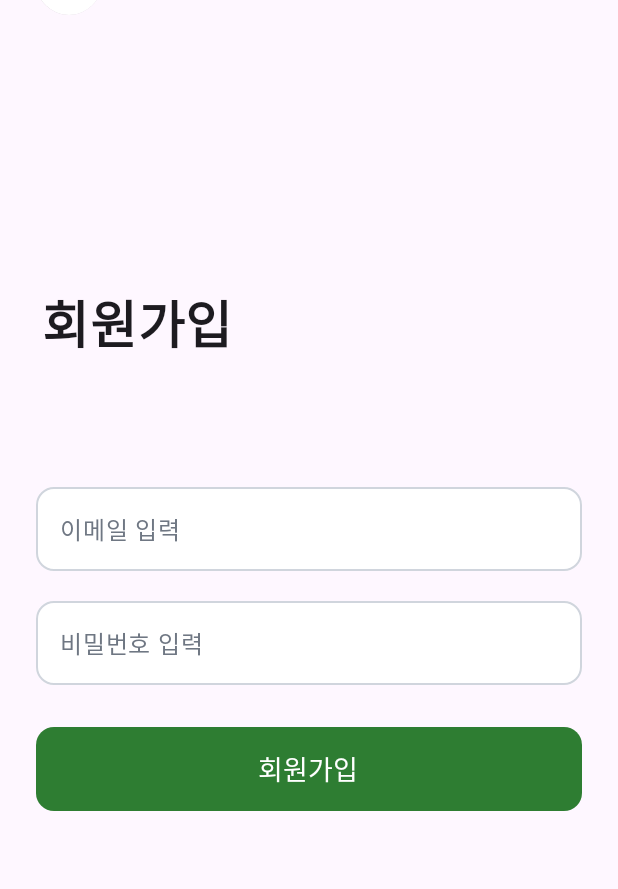
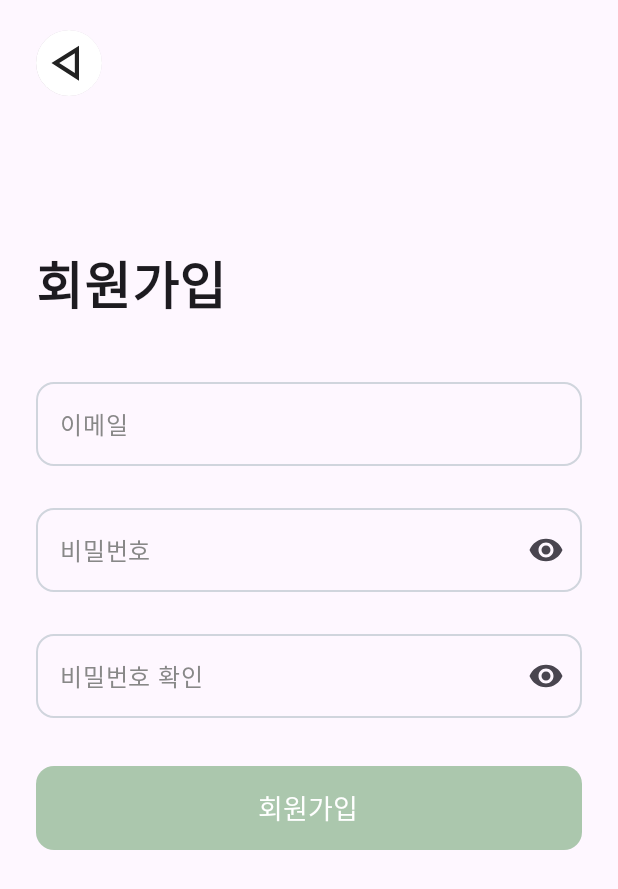
Before and after one commit to leedain0228/Health-Care-Dispenser, an Android app built with Jetpack Compose: the screen it shows after launch (MainActivity), after a tap on "회원가입", on a phone screen of 412 x 824 dp. Shown: the top 889 px of the screen. Run offline under Robolectric (Android 15) with nearby library versions, the phone set to English and light mode, and no system bars.

```diff
--- /dev/null
+++ b/app/src/main/java/com/example/healthcaredispenser/data/api/AuthApi.kt
@@ -0,0 +1,18 @@
+package com.example.healthcaredispenser.data.api
+
+import com.example.healthcaredispenser.data.model.auth.AuthResponse
+import com.example.healthcaredispenser.data.model.auth.LoginRequest
+import com.example.healthcaredispenser.data.model.auth.SignUpRequest
+import retrofit2.http.Body
+import retrofit2.http.POST
+
+interface AuthApi {
+    @POST("api/accounts/signup")
+    suspend fun signUp(@Body body: SignUpRequest): AuthResponse
+
+    @POST("api/accounts/login")
+    suspend fun login(@Body body: LoginRequest): AuthResponse
+}
+
+fun provideAuthApi(): AuthApi =
+    RetrofitClient.retrofit.create(AuthApi::class.java)
--- a/app/src/main/java/com/example/healthcaredispenser/data/api/RetrofitClient.kt
+++ b/app/src/main/java/com/example/healthcaredispenser/data/api/RetrofitClient.kt
@@ -1,4 +1,29 @@
 package com.example.healthcaredispenser.data.api
 
+import okhttp3.OkHttpClient
+import okhttp3.logging.HttpLoggingInterceptor
+import retrofit2.Retrofit
+import retrofit2.converter.gson.GsonConverterFactory
+import java.util.concurrent.TimeUnit
+
 object RetrofitClient {
+    private const val BASE_URL = "http://54.180.94.196/" // 끝에 / 필수
+
+    private val logging = HttpLoggingInterceptor().apply {
+        level = HttpLoggingInterceptor.Level.BODY
+    }
+
+    private val client = OkHttpClient.Builder()
+        .addInterceptor(logging)
+        .connectTimeout(15, TimeUnit.SECONDS)
+        .readTimeout(20, TimeUnit.SECONDS)
+        .build()
+
+    val retrofit: Retrofit by lazy {
+        Retrofit.Builder()
+            .baseUrl(BASE_URL)
+            .client(client)
+            .addConverterFactory(GsonConverterFactory.create())
+            .build()
+    }
 }
--- /dev/null
+++ b/app/src/main/java/com/example/healthcaredispenser/data/local/TokenDataStore.kt
@@ -0,0 +1,26 @@
+package com.example.healthcaredispenser.data.local
+
+import android.content.Context
+import androidx.datastore.preferences.core.edit
+import androidx.datastore.preferences.core.stringPreferencesKey
+import androidx.datastore.preferences.preferencesDataStore
+import kotlinx.coroutines.flow.Flow
+import kotlinx.coroutines.flow.map
+
+private val Context.dataStore by preferencesDataStore("auth_prefs")
+
+class TokenDataStore(private val context: Context) {
+    companion object {
+        private val KEY_ACCESS = stringPreferencesKey("access_token")
+    }
+
+    val accessToken: Flow<String?> = context.dataStore.data.map { it[KEY_ACCESS] }
+
+    suspend fun save(access: String) {
+        context.dataStore.edit { it[KEY_ACCESS] = access }
+    }
+
+    suspend fun clear() {
+        context.dataStore.edit { it.clear() }
+    }
+}
--- /dev/null
+++ b/app/src/main/java/com/example/healthcaredispenser/data/repository/AuthRepository.kt
@@ -0,0 +1,11 @@
+package com.example.healthcaredispenser.data.repository
+
+import com.example.healthcaredispenser.data.api.AuthApi
+import com.example.healthcaredispenser.data.model.auth.AuthResponse
+import com.example.healthcaredispenser.data.model.auth.LoginRequest
+import com.example.healthcaredispenser.data.model.auth.SignUpRequest
+
+class AuthRepository(private val api: AuthApi) {
+    suspend fun signUp(req: SignUpRequest): AuthResponse = api.signUp(req)
+    suspend fun login(req: LoginRequest): AuthResponse = api.login(req)
+}
--- a/app/src/main/java/com/example/healthcaredispenser/navigation/NavGraph.kt
+++ b/app/src/main/java/com/example/healthcaredispenser/navigation/NavGraph.kt
@@ -1,10 +1,14 @@
 package com.example.healthcaredispenser.navigation
 
 import androidx.compose.runtime.Composable
+import androidx.compose.runtime.LaunchedEffect
+import androidx.compose.runtime.collectAsState
+import androidx.lifecycle.viewmodel.compose.viewModel
 import androidx.navigation.NavHostController
 import androidx.navigation.compose.NavHost
 import androidx.navigation.compose.composable
 import androidx.navigation.compose.rememberNavController
+import com.example.healthcaredispenser.ui.auth.AuthViewModel
 import com.example.healthcaredispenser.ui.screens.*
 
 object Routes {
@@ -13,38 +17,62 @@ object Routes {
     const val PROFILE = "profile"
     const val PROFILE_ADD = "profile_add"
     const val HABITS  = "habits"
-
 }
 
 @Composable
 fun AppNavGraph(
     navController: NavHostController = rememberNavController()
 ) {
-    // 오늘 개발용: 프로필부터 시작 (완성 후 WELCOME 으로 변경)
+    // 👉 간단버전: Factory 없이 바로 생성 (AuthViewModel은 AndroidViewModel 상속)
+    val vm: AuthViewModel = viewModel()
+    val ui = vm.state.collectAsState()
+
     NavHost(navController = navController, startDestination = Routes.WELCOME) {
 
         composable(Routes.WELCOME) {
-            // 기존 웰컴 화면. 필요 시 여기서 프로필로 이동 버튼 추가 가능
             WelcomeScreen(
-                onLoginClick = { _, _ -> navController.navigate(Routes.PROFILE) },
+                onLoginClick = { email, pw ->
+                    vm.login(email, pw)
+                },
                 onSignUpClick = { navController.navigate(Routes.SIGNUP) }
             )
+
+            // 로그인 성공 시 PROFILE로 이동
+            LaunchedEffect(ui.value.loggedIn) {
+                if (ui.value.loggedIn) {
+                    navController.navigate(Routes.PROFILE) {
+                        popUpTo(Routes.WELCOME) { inclusive = true }
+                    }
+                }
+            }
+            // ui.value.loading / ui.value.error는 해당 화면에서 표시해도 되고, 여기서 스낵바로 띄워도 OK
         }
 
         composable(Routes.SIGNUP) {
             SignupScreen(
                 onBackClick = { navController.popBackStack() },
-                onSubmitClick = { _, _ ->
-                    navController.popBackStack()
+                onSubmitClick = { email, pw ->
+                    vm.signUp(email, pw)
                 }
             )
+
+            // 회원가입 성공 시 PROFILE로 이동
+            LaunchedEffect(ui.value.loggedIn) {
+                if (ui.value.loggedIn) {
+                    navController.navigate(Routes.PROFILE) {
+                        popUpTo(Routes.WELCOME) { inclusive = true }
+                    }
+                }
+            }
         }
 
         composable(Routes.PROFILE) {
             ProfileScreen(navController = navController)
         }
 
-        composable(Routes.PROFILE_ADD) { ProfileAddScreen(navController) }
+        composable(Routes.PROFILE_ADD) {
+            ProfileAddScreen(navController)
+        }
 
         composable(Routes.HABITS) {
             HabitsScreen(navController = navController)
--- /dev/null
+++ b/app/src/main/java/com/example/healthcaredispenser/ui/auth/AuthViewModel.kt
@@ -0,0 +1,56 @@
+package com.example.healthcaredispenser.ui.auth
+
+import android.app.Application
+import androidx.lifecycle.AndroidViewModel
+import androidx.lifecycle.viewModelScope
+import com.example.healthcaredispenser.data.api.provideAuthApi
+import com.example.healthcaredispenser.data.local.TokenDataStore
+import com.example.healthcaredispenser.data.model.auth.LoginRequest
+import com.example.healthcaredispenser.data.model.auth.SignUpRequest
+import com.example.healthcaredispenser.data.repository.AuthRepository
+import kotlinx.coroutines.flow.MutableStateFlow
+import kotlinx.coroutines.flow.StateFlow
+import kotlinx.coroutines.flow.update
+import kotlinx.coroutines.launch
+
+data class AuthUiState(
+    val loading: Boolean = false,
+    val error: String? = null,
+    val loggedIn: Boolean = false
+)
+
+// AndroidViewModel을 쓰면 context(application) 접근 가능
+class AuthViewModel(app: Application) : AndroidViewModel(app) {
+
+    private val tokenStore = TokenDataStore(app)
+    private val repo = AuthRepository(provideAuthApi())
+
+    private val _state = MutableStateFlow(AuthUiState())
+    val state: StateFlow<AuthUiState> = _state
+
+    fun signUp(email: String, password: String) {
+        viewModelScope.launch {
+            _state.update { it.copy(loading = true, error = null) }
+            try {
+                val res = repo.signUp(SignUpRequest(email, password))
+                tokenStore.save(res.accessToken)
+                _state.update { it.copy(loading = false, loggedIn = true) }
+            } catch (e: Exception) {
+                _state.update { it.copy(loading = false, error = e.message ?: "회원가입 실패") }
+            }
+        }
+    }
+
+    fun login(email: String, password: String) {
+        viewModelScope.launch {
+            _state.update { it.copy(loading = true, error = null) }
+            try {
+                val res = repo.login(LoginRequest(email, password))
+                tokenStore.save(res.accessToken)
+                _state.update { it.copy(loading = false, loggedIn = true) }
+            } catch (e: Exception) {
+                _state.update { it.copy(loading = false, error = e.message ?: "로그인 실패") }
+            }
+        }
+    }
+}
--- a/app/src/main/java/com/example/healthcaredispenser/ui/screens/ProfileAddScreen.kt
+++ b/app/src/main/java/com/example/healthcaredispenser/ui/screens/ProfileAddScreen.kt
@@ -122,7 +122,7 @@ fun ProfileAddScreen(
                         disabledContentColor = Color.White
                     ),
                     shape = RoundedCornerShape(12.dp)
-                ) { Text("다음") }
+                ) { Text("저장") }
             }
         }
     ) { inner ->
--- a/app/src/main/java/com/example/healthcaredispenser/ui/screens/SignupScreen.kt
+++ b/app/src/main/java/com/example/healthcaredispenser/ui/screens/SignupScreen.kt
@@ -2,19 +2,27 @@
 
 package com.example.healthcaredispenser.ui.screens
 
+import android.annotation.SuppressLint
 import androidx.compose.foundation.background
 import androidx.compose.foundation.clickable
 import androidx.compose.foundation.layout.*
+import androidx.compose.foundation.rememberScrollState
 import androidx.compose.foundation.shape.CircleShape
 import androidx.compose.foundation.shape.RoundedCornerShape
 import androidx.compose.foundation.text.KeyboardActions
 import androidx.compose.foundation.text.KeyboardOptions
+import androidx.compose.foundation.verticalScroll
+import androidx.compose.material.icons.Icons
+import androidx.compose.material.icons.filled.Visibility
+import androidx.compose.material.icons.filled.VisibilityOff
 import androidx.compose.material3.*
 import androidx.compose.runtime.*
 import androidx.compose.ui.Alignment
 import androidx.compose.ui.Modifier
 import androidx.compose.ui.draw.clip
 import androidx.compose.ui.draw.shadow
+import androidx.compose.ui.focus.FocusRequester
+import androidx.compose.ui.focus.focusRequester
 import androidx.compose.ui.graphics.Color
 import androidx.compose.ui.platform.LocalFocusManager
 import androidx.compose.ui.res.painterResource
@@ -22,43 +30,74 @@ import androidx.compose.ui.text.font.FontWeight
 import androidx.compose.ui.text.input.ImeAction
 import androidx.compose.ui.text.input.KeyboardType
 import androidx.compose.ui.text.input.PasswordVisualTransformation
+import androidx.compose.ui.text.input.VisualTransformation
+import androidx.compose.ui.tooling.preview.Preview
 import androidx.compose.ui.unit.dp
 import androidx.compose.ui.unit.sp
 import com.example.healthcaredispenser.R
-import androidx.compose.ui.focus.FocusRequester
-import androidx.compose.ui.focus.focusRequester
-import androidx.compose.ui.tooling.preview.Preview
 
-
+@SuppressLint("UnrememberedMutableState")
 @Composable
 fun SignupScreen(
     modifier: Modifier = Modifier,
     onBackClick: () -> Unit = {},
     onSubmitClick: (email: String, password: String) -> Unit = { _, _ -> }
 ) {
+    // 메인 컬러
+    val loginGreen = Color(0xFF2E7D32)
     val borderGray = Color(0xFFD0D5DD)
-    val loginGreen = Color(0xFF2E7D32)
-    val hintGray  = Color(0xFF6F7783)
 
-    var email    by remember { mutableStateOf("") }
-    var password by remember { mutableStateOf("") }
+    var email     by remember { mutableStateOf("") }
+    var password  by remember { mutableStateOf("") }
+    var password2 by remember { mutableStateOf("") }
+    var showPw  by remember { mutableStateOf(false) }
+    var showPw2 by remember { mutableStateOf(false) }
+
+    var emailError by remember { mutableStateOf<String?>(null) }
+    var pw2Error   by remember { mutableStateOf<String?>(null) }
 
     val focusManager = LocalFocusManager.current
     val emailFocus   = remember { FocusRequester() }
     val pwFocus      = remember { FocusRequester() }
+    val pw2Focus     = remember { FocusRequester() }
+
+    fun isEmailValid(s: String): Boolean =
+        android.util.Patterns.EMAIL_ADDRESS.matcher(s).matches()
+
+    fun validateAll(): Boolean {
+        emailError = when {
+            email.isBlank() -> "이메일을 입력하세요"
+            !isEmailValid(email) -> "이메일 형식이 올바르지 않습니다"
+            else -> null
+        }
+        pw2Error = when {
+            password2.isBlank() -> "비밀번호 확인을 입력하세요"
+            password2 != password -> "비밀번호가 일치하지 않습니다"
+            else -> null
+        }
+        return emailError == null && pw2Error == null
+    }
+
+    val isFormValid by derivedStateOf {
+        email.isNotBlank() && isEmailValid(email) &&
+                password.isNotBlank() &&
+                password2.isNotBlank() && password2 == password
+    }
 
     Column(
         modifier = modifier
             .fillMaxSize()
-            .offset(y = (-50).dp)
+            .verticalScroll(rememberScrollState())
             .padding(horizontal = 24.dp)
-            .padding(top = WindowInsets.statusBars.asPaddingValues().calculateTopPadding()),
+            .padding(
+                top = 20.dp, // 👈 위에서 조금 더 내림
+                bottom = 24.dp
+            ),
         horizontalAlignment = Alignment.Start
     ) {
-        // 상단 뒤로가기
+        // 뒤로가기
         Box(
             modifier = Modifier
-                .padding(top = 16.dp)
                 .size(44.dp)
                 .clip(CircleShape)
                 .shadow(8.dp, CircleShape, clip = true)
@@ -73,38 +112,32 @@ fun SignupScreen(
             )
         }
 
-        Spacer(Modifier.height(30.dp))
+        Spacer(Modifier.height(100.dp))
 
+        // 제목
         Text(
             text = "회원가입",
             fontWeight = FontWeight.Bold,
             fontSize = 34.sp,
-            lineHeight = 40.sp,
-            modifier = Modifier
-                .padding(start = 24.dp)
-                .offset(x = -20.dp, y = 150.dp)
+            lineHeight = 40.sp
         )
 
-        Box(
-            modifier = Modifier.fillMaxSize()
-        ) {
-            Column(
-                modifier = Modifier
-                    .align(Alignment.Center) // 중앙 배치
-                    .fillMaxWidth(),
-                horizontalAlignment = Alignment.CenterHorizontally
-            ) {
+        Spacer(Modifier.height(32.dp))
+
         // 이메일
         OutlinedTextField(
             value = email,
-                    onValueChange = { email = it },
+            onValueChange = {
+                email = it
+                if (emailError != null) emailError = null
+            },
+            label = { Text("이메일") },
+            isError = emailError != null,
+            singleLine = true,
             modifier = Modifier
                 .fillMaxWidth()
-                        .height(56.dp)
+                .heightIn(min = 56.dp)
                 .focusRequester(emailFocus),
-                    placeholder = { Text("이메일 입력") },
-                    singleLine = true,
-                    shape = RoundedCornerShape(12.dp),
             keyboardOptions = KeyboardOptions(
                 keyboardType = KeyboardType.Email,
                 imeAction = ImeAction.Next
@@ -112,16 +145,13 @@ fun SignupScreen(
             keyboardActions = KeyboardActions(
                 onNext = { pwFocus.requestFocus() }
             ),
+            shape = RoundedCornerShape(12.dp),
             colors = OutlinedTextFieldDefaults.colors(
-                        focusedBorderColor = borderGray,
+                focusedBorderColor = loginGreen,
                 unfocusedBorderColor = borderGray,
                 cursorColor = loginGreen,
-                        focusedTextColor = Color.Black,
-                        unfocusedTextColor = Color.Black,
-                        focusedContainerColor = Color.White,
-                        unfocusedContainerColor = Color.White,
-                        focusedPlaceholderColor = hintGray,
-                        unfocusedPlaceholderColor = hintGray
+                focusedLabelColor = loginGreen,
+                unfocusedLabelColor = Color.Gray
             )
         )
 
@@ -130,15 +160,71 @@ fun SignupScreen(
         // 비밀번호
         OutlinedTextField(
             value = password,
-                    onValueChange = { password = it },
+            onValueChange = {
+                password = it
+                pw2Error = if (password2.isNotBlank() && password2 != it) "비밀번호가 일치하지 않습니다" else null
+            },
+            label = { Text("비밀번호") },
+            singleLine = true,
+            visualTransformation = if (showPw) VisualTransformation.None else PasswordVisualTransformation(),
+            trailingIcon = {
+                IconButton(onClick = { showPw = !showPw }) {
+                    Icon(
+                        imageVector = if (showPw) Icons.Filled.VisibilityOff else Icons.Filled.Visibility,
+                        contentDescription = if (showPw) "비밀번호 숨기기" else "비밀번호 보이기"
+                    )
+                }
+            },
             modifier = Modifier
                 .fillMaxWidth()
-                        .height(56.dp)
+                .heightIn(min = 56.dp)
                 .focusRequester(pwFocus),
-                    placeholder = { Text("비밀번호 입력") },
+            keyboardOptions = KeyboardOptions(
+                keyboardType = KeyboardType.Password,
+                imeAction = ImeAction.Next
+            ),
+            keyboardActions = KeyboardActions(
+                onNext = { pw2Focus.requestFocus() }
+            ),
+            shape = RoundedCornerShape(12.dp),
+            colors = OutlinedTextFieldDefaults.colors(
+                focusedBorderColor = loginGreen,
+                unfocusedBorderColor = borderGray,
+                cursorColor = loginGreen,
+                focusedLabelColor = loginGreen,
+                unfocusedLabelColor = Color.Gray
+            )
+        )
+
+        Spacer(Modifier.height(20.dp))
+
+        // 비밀번호 확인
+        OutlinedTextField(
+            value = password2,
+            onValueChange = {
+                password2 = it
+                pw2Error = when {
+                    it.isBlank() -> null
+                    it != password -> "비밀번호가 일치하지 않습니다"
+                    else -> null
+                }
+            },
+            label = { Text("비밀번호 확인") },
+            isError = pw2Error != null,
             singleLine = true,
-                    visualTransformation = PasswordVisualTransformation(),
-                    shape = RoundedCornerShape(12.dp),
+            visualTransformation = if (showPw2) VisualTransformation.None else PasswordVisualTransformation(),
+            trailingIcon = {
+                IconButton(onClick = { showPw2 = !showPw2 }) {
+                    Icon(
+                        imageVector = if (showPw2) Icons.Filled.VisibilityOff else Icons.Filled.Visibility,
+                        contentDescription = if (showPw2) "비밀번호 숨기기" else "비밀번호 보이기"
+                    )
+                }
+            },
+            modifier = Modifier
+                .fillMaxWidth()
+                .heightIn(min = 56.dp)
+                .focusRequester(pw2Focus),
             keyboardOptions = KeyboardOptions(
                 keyboardType = KeyboardType.Password,
                 imeAction = ImeAction.Done
@@ -146,38 +232,38 @@ fun SignupScreen(
             keyboardActions = KeyboardActions(
                 onDone = {
                     focusManager.clearFocus()
-                            onSubmitClick(email, password)
+                    if (validateAll()) onSubmitClick(email, password)
                 }
             ),
+            shape = RoundedCornerShape(12.dp),
             colors = OutlinedTextFieldDefaults.colors(
-                        focusedBorderColor = borderGray,
+                focusedBorderColor = loginGreen,
                 unfocusedBorderColor = borderGray,
                 cursorColor = loginGreen,
-                        focusedTextColor = Color.Black,
-                        unfocusedTextColor = Color.Black,
-                        focusedContainerColor = Color.White,
-                        unfocusedContainerColor = Color.White,
-                        focusedPlaceholderColor = hintGray,
-                        unfocusedPlaceholderColor = hintGray
+                focusedLabelColor = loginGreen,
+                unfocusedLabelColor = Color.Gray
             )
         )
 
-                Spacer(Modifier.height(28.dp))
+        Spacer(Modifier.height(32.dp))
 
+        // 버튼
         Button(
             onClick = {
                 focusManager.clearFocus()
-                        onSubmitClick(email, password)
+                if (validateAll()) onSubmitClick(email, password)
             },
+            enabled = isFormValid,
             modifier = Modifier
                 .fillMaxWidth()
                 .height(56.dp),
             shape = RoundedCornerShape(12.dp),
-                    colors = ButtonDefaults.buttonColors(containerColor = Color(0xFF2E7D32))
+            colors = ButtonDefaults.buttonColors(
+                containerColor = loginGreen,
+                disabledContainerColor = loginGreen.copy(alpha = 0.4f)
+            )
         ) {
             Text("회원가입", color = Color.White, fontSize = 18.sp, fontWeight = FontWeight.Medium)
-                }
-            }
         }
     }
 }
```
Also changed, not shown: app/build.gradle.kts (+13 -0 lines), app/src/main/AndroidManifest.xml (+9 -1 lines), app/src/main/java/com/example/healthcaredispenser/data/model/auth/Models.kt (added, +19 -0 lines), app/src/main/res/xml/network_security_config.xml (added, +8 -0 lines). Lines whose indentation alone changed are shown as unchanged.
